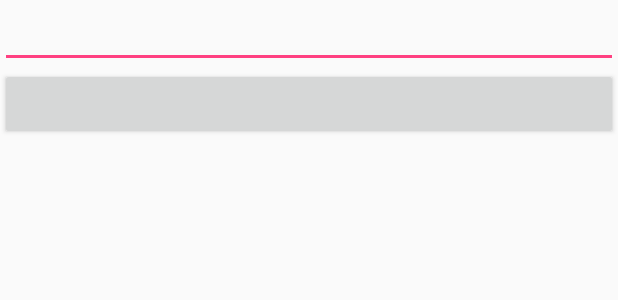
After one commit to keelsin/Localization, an Android app: the layout activity_mapactivity.xml on its own in the app's theme, with its tools: preview values and no code run, on a phone screen of 412 x 824 dp. The commit adds this screen. Shown: the top 300 px of the screen. Run offline under Robolectric (Android 15) with nearby library versions, the phone set to English and light mode, and no system bars.

Commit message:
created mapactivity

```diff
--- a/app/src/main/java/com/alleyne/localization/MainActivity.java
+++ b/app/src/main/java/com/alleyne/localization/MainActivity.java
@@ -12,7 +12,6 @@ public class MainActivity extends AppCompatActivity {
     protected void onCreate(Bundle savedInstanceState) {
         super.onCreate(savedInstanceState);
         setContentView(R.layout.activity_main);
-        //This is a quick test in to see if using gitbash really does change branches by itself: This was done in localSearch
     }
 
     public void showMap(View v){
@@ -20,11 +19,11 @@ public class MainActivity extends AppCompatActivity {
         Uri geoLocation = Uri.parse("geo:0,0?q=" + Uri.encode(country));
         Intent geoIntent = new Intent(Intent.ACTION_VIEW);
 
-
         geoIntent.setData(geoLocation);
         if (geoIntent.resolveActivity(getPackageManager()) != null) {
             startActivity(geoIntent);
         }
+    }
 
-    }
+    //public void launchMapActivity(View v)
 }
--- /dev/null
+++ b/app/src/main/res/layout/activity_mapactivity.xml
@@ -0,0 +1,20 @@
+<?xml version="1.0" encoding="utf-8"?>
+<LinearLayout xmlns:android="http://schemas.android.com/apk/res/android"
+    android:orientation="vertical" android:layout_width="match_parent"
+    android:layout_height="match_parent">
+
+    <EditText
+        android:id="@+id/local"
+        android:layout_width="match_parent"
+        android:layout_height="wrap_content" />
+
+    <Button
+        android:id="@+id/button"
+        android:layout_width="match_parent"
+        android:layout_height="wrap_content" />
+
+    <TextView
+        android:id="@+id/error"
+        android:layout_width="match_parent"
+        android:layout_height="wrap_content" />
+</LinearLayout>
--- a/app/src/main/res/values/strings.xml
+++ b/app/src/main/res/values/strings.xml
@@ -1,4 +1,5 @@
 <resources>
     <string name="app_name">Localization</string>
     <string name="country">Canada</string>
+    <string name="error">You must enter a country</string>
 </resources>
```
Also changed, not shown: app/src/main/java/com/alleyne/localization/MapActivity.java (added, +34 -0 lines).
